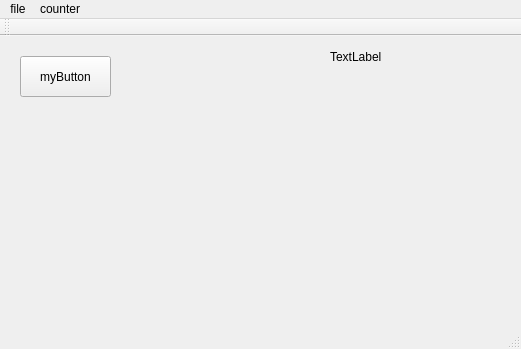
This is mainwindow.ui in BoboLBZ/qtLearning as Qt 5 draws it before an edit. The edited form follows.
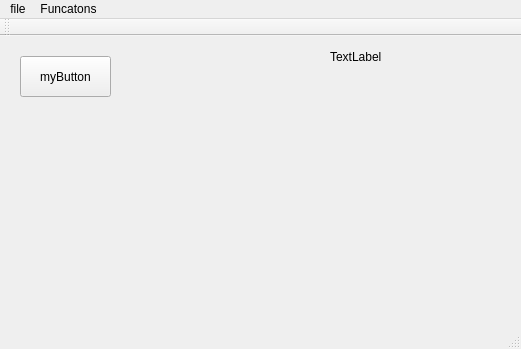
This is the edited form.

```diff
--- a/mainwindow.ui
+++ b/mainwindow.ui
@@ -58,7 +58,7 @@
    </widget>
    <widget class="QMenu" name="menucounter">
     <property name="title">
-     <string>counter</string>
+     <string>Funcatons</string>
     </property>
     <addaction name="action_open"/>
    </widget>
```
Left out of the diff: 30 changed lines with no effect on the pictures.
